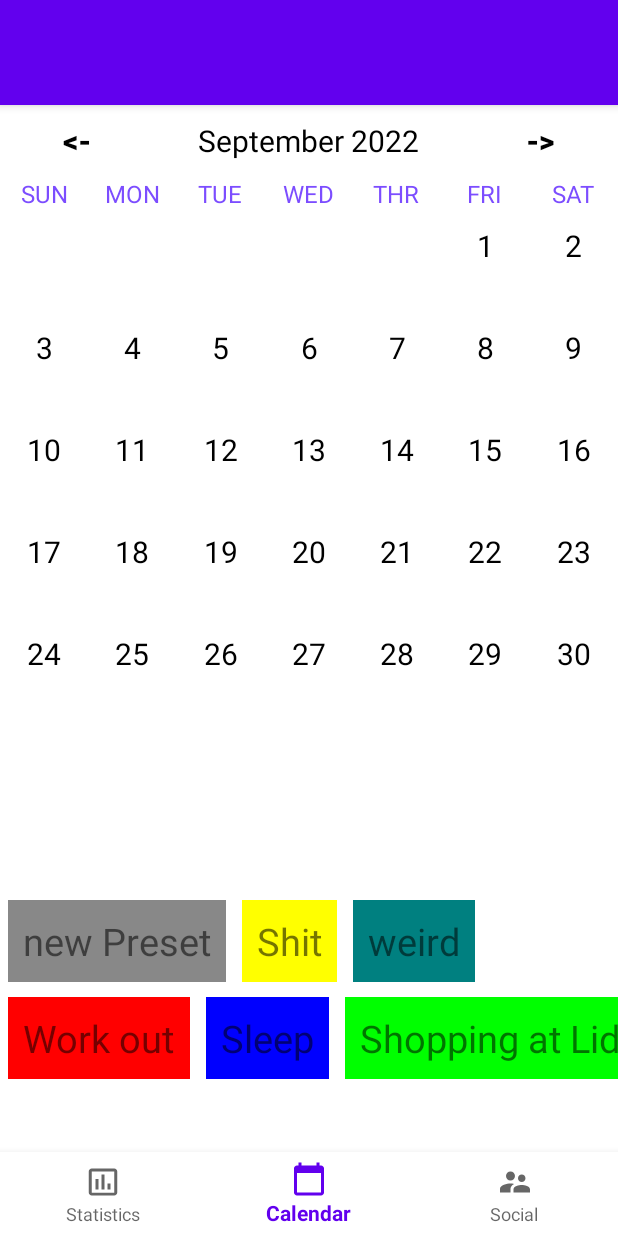
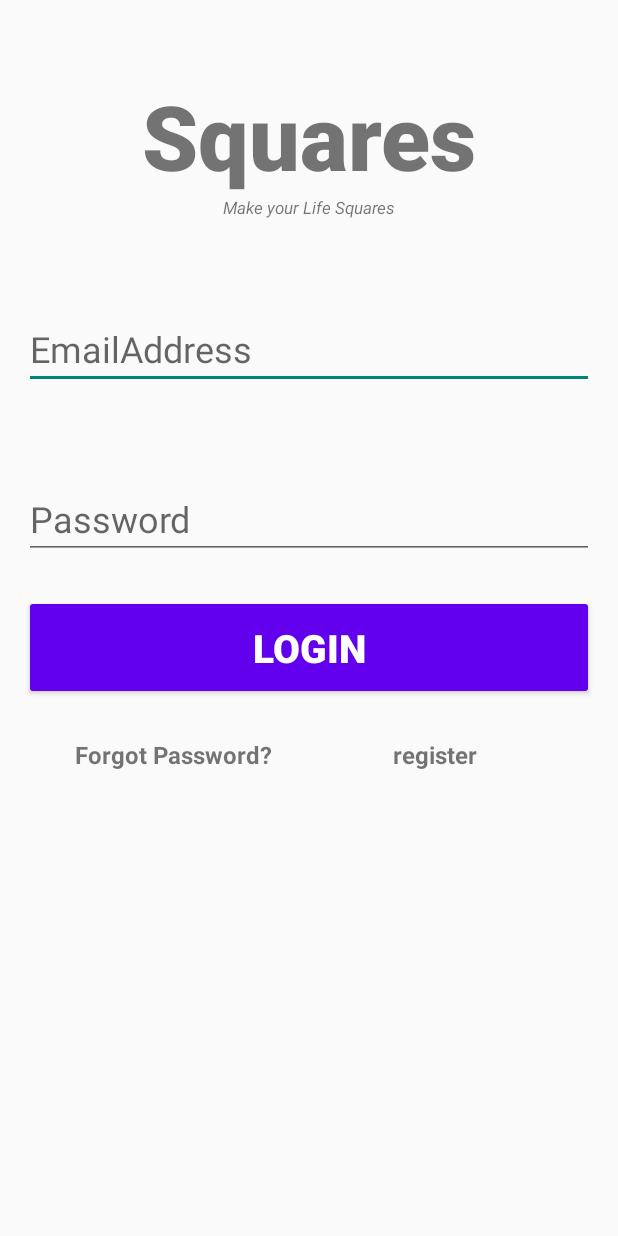
Before and after one commit to chan9908181/TeamZCC, an Android app: the screen it shows after launch (CalenderActivity before the commit, LogInActivity after it), on a phone screen of 412 x 824 dp. Run offline under Robolectric (Android 15) with nearby library versions, the phone set to English and light mode, and no system bars.

Commit message:
implemented user and password with firebase (google) database implementation but register sgtil not working

```diff
--- a/app/build.gradle
+++ b/app/build.gradle
@@ -1,5 +1,6 @@
 plugins {
     id 'com.android.application'
+    id 'com.google.gms.google-services'
 }
 
 android {
@@ -41,6 +42,8 @@ dependencies {
     implementation 'androidx.gridlayout:gridlayout:1.0.0'
     implementation 'androidx.navigation:navigation-fragment:2.5.1'
     implementation 'androidx.navigation:navigation-ui:2.5.1'
+    implementation 'com.google.firebase:firebase-auth:19.2.0'
+    implementation 'com.google.firebase:firebase-database:20.0.6'
     testImplementation 'junit:junit:4.+'
     androidTestImplementation 'androidx.test.ext:junit:1.1.3'
     androidTestImplementation 'androidx.test.espresso:espresso-core:3.4.0'
--- a/app/src/main/java/com/example/teamzcc/activity/CalenderActivity.java
+++ b/app/src/main/java/com/example/teamzcc/activity/CalenderActivity.java
@@ -195,7 +195,7 @@ public class CalenderActivity extends AppCompatActivity implements CalenderAdapt
         Intent intent = new Intent(getApplicationContext(), DayActivity.class);
         String date = dayText + "." + selectedDate.getMonthValue() + "." + selectedDate.getYear();
         intent.putExtra(DATE, date);
-        LocalDate dayOfMonth = LocalDate.of(selectedDate.getYear(), selectedDate.getMonthValue(), position);
+        LocalDate dayOfMonth = LocalDate.of(selectedDate.getYear(), selectedDate.getMonthValue(), Integer.parseInt(dayText));
         intent.putExtra(DAY, dayOfMonth.getDayOfWeek().toString());
         startActivity(intent);
 
--- /dev/null
+++ b/app/src/main/java/com/example/teamzcc/activity/LogInActivity.java
@@ -0,0 +1,32 @@
+package com.example.teamzcc.activity;
+
+import androidx.appcompat.app.AppCompatActivity;
+
+import android.content.Intent;
+import android.os.Bundle;
+import android.view.View;
+import android.widget.TextView;
+
+import com.example.teamzcc.R;
+
+public class LogInActivity extends AppCompatActivity implements View.OnClickListener{
+
+    private TextView register;
+    @Override
+    protected void onCreate(Bundle savedInstanceState) {
+        super.onCreate(savedInstanceState);
+        setContentView(R.layout.activity_log_in);
+
+        register=(TextView) findViewById(R.id.register);
+        register.setOnClickListener(this);
+    }
+
+    @Override
+    public void onClick(View v) {
+        switch (v.getId()){
+            case R.id.register:
+                startActivity(new Intent(this,RegisterUserActivity.class));
+                break;
+        }
+    }
+}
--- /dev/null
+++ b/app/src/main/res/layout/activity_log_in.xml
@@ -0,0 +1,114 @@
+<?xml version="1.0" encoding="utf-8"?>
+<androidx.constraintlayout.widget.ConstraintLayout xmlns:android="http://schemas.android.com/apk/res/android"
+    xmlns:app="http://schemas.android.com/apk/res-auto"
+    xmlns:tools="http://schemas.android.com/tools"
+    android:layout_width="match_parent"
+    android:layout_height="match_parent">
+
+    <TextView
+        android:id="@+id/banner"
+        android:layout_width="match_parent"
+        android:layout_height="wrap_content"
+        android:layout_marginTop="50dp"
+        android:fontFamily="sans-serif-black"
+        android:text="Squares"
+        android:textAlignment="center"
+        android:textSize="60sp"
+        android:textStyle="bold"
+        app:layout_constraintLeft_toLeftOf="parent"
+        app:layout_constraintRight_toRightOf="parent"
+        app:layout_constraintTop_toTopOf="parent" />
+    <TextView
+        android:id="@+id/bannerDescription"
+        android:layout_width="wrap_content"
+        android:layout_height="wrap_content"
+        android:text="@string/make_your_life_squares"
+        android:textStyle="italic"
+        android:textSize="11sp"
+        android:textAlignment="center"
+        app:layout_constraintTop_toBottomOf="@id/banner"
+        app:layout_constraintLeft_toLeftOf="parent"
+        app:layout_constraintRight_toRightOf="parent"
+        />
+
+    <EditText
+        android:id="@+id/email"
+        android:layout_width="380dp"
+        android:layout_height="wrap_content"
+        android:layout_marginTop="60dp"
+        android:ems="10"
+        android:hint="@string/emailaddress"
+        android:inputType="textEmailAddress"
+        android:textSize="24sp"
+        app:layout_constraintLeft_toLeftOf="parent"
+        app:layout_constraintRight_toRightOf="parent"
+        app:layout_constraintTop_toBottomOf="@id/bannerDescription"
+        />
+
+    <EditText
+        android:id="@+id/password"
+        android:layout_width="380dp"
+        android:layout_height="wrap_content"
+        android:layout_marginTop="60dp"
+        android:ems="10"
+        android:hint="@string/password"
+        android:inputType="textPassword"
+        android:textSize="24sp"
+        app:layout_constraintLeft_toLeftOf="parent"
+        app:layout_constraintRight_toRightOf="parent"
+        app:layout_constraintTop_toBottomOf="@id/email"
+        />
+
+    <Button
+        android:id="@+id/signIn"
+        android:layout_width="380dp"
+        android:layout_height="70dp"
+        android:layout_marginTop="24sp"
+        android:backgroundTint="@color/purple_500"
+        android:text="@string/login"
+        android:textColor="#ffffff"
+        android:textSize="26sp"
+        android:textStyle="bold"
+        app:layout_constraintLeft_toLeftOf="parent"
+        app:layout_constraintRight_toRightOf="parent"
+        app:layout_constraintTop_toBottomOf="@+id/password"
+        />
+
+    <TextView
+        android:id="@+id/forgotPassword"
+        android:layout_width="wrap_content"
+        android:layout_height="wrap_content"
+        android:text="@string/forgot_password"
+        android:textStyle="bold"
+        android:textSize="16sp"
+        app:layout_constraintTop_toBottomOf="@+id/signIn"
+        app:layout_constraintLeft_toLeftOf="parent"
+        android:layout_marginTop="25dp"
+        android:layout_marginStart="50dp"
+        />
+    <TextView
+        android:id="@+id/register"
+        android:layout_width="wrap_content"
+        android:layout_height="wrap_content"
+        android:text="@string/register"
+        android:textSize="16sp"
+        android:textStyle="bold"
+        app:layout_constraintTop_toTopOf="@+id/forgotPassword"
+        app:layout_constraintLeft_toRightOf="@id/forgotPassword"
+        android:layout_marginStart="80dp"
+        />
+
+    <ProgressBar
+        android:id="@+id/progressBar"
+        style="?android:attr/progressBarStyleLarge"
+        android:layout_width="wrap_content"
+        android:layout_height="wrap_content"
+        android:visibility="gone"
+        app:layout_constraintBottom_toBottomOf="parent"
+        app:layout_constraintLeft_toLeftOf="parent"
+        app:layout_constraintRight_toRightOf="parent"
+        app:layout_constraintTop_toTopOf="parent"
+        tools:ignore="MissingConstraints" />
+
+
+</androidx.constraintlayout.widget.ConstraintLayout>
--- a/app/src/main/res/values/strings.xml
+++ b/app/src/main/res/values/strings.xml
@@ -63,6 +63,15 @@
 
     <string name="hello_first_fragment">Hello first fragment</string>
     <string name="hello_second_fragment">Hello second fragment. Arg: %1$s</string>
+    <string name="emailaddress">EmailAddress</string>
+    <string name="make_your_life_squares">Make your Life Squares</string>
+    <string name="password">Password</string>
+    <string name="login">Login</string>
+    <string name="forgot_password">Forgot Password?</string>
+    <string name="register">register</string>
+    <string name="full_name">Full Name</string>
+    <string name="age">age</string>
+    <string name="register_user">Register User</string>
 
 
 </resources>
--- a/build.gradle
+++ b/build.gradle
@@ -6,6 +6,7 @@ buildscript {
     }
     dependencies {
         classpath 'com.android.tools.build:gradle:7.2.2'
+        classpath 'com.google.gms:google-services:4.3.13'
 
         // NOTE: Do not place your application dependencies here; they belong
         // in the individual module build.gradle files
```
Also changed, not shown: app/src/main/AndroidManifest.xml (+10 -4 lines), app/src/main/java/com/example/teamzcc/activity/RegisterUserActivity.java (added, +129 -0 lines), app/src/main/java/com/example/teamzcc/user/User.java (added, +15 -0 lines), app/src/main/res/layout/activity_register_user.xml (added, +114 -0 lines).
